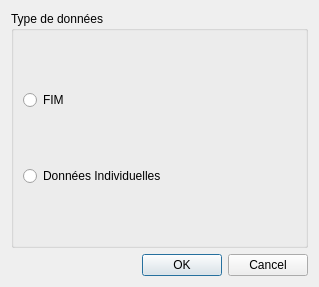
Qt form ceremaso_comptages_dialog_donnees_type.ui (nantodevison/PluginComptages) before a commit.
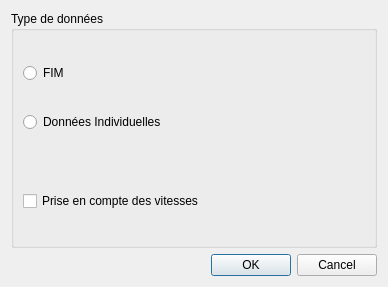
The same form after that commit.

What changed in the file:
```diff
--- a/ceremaso_comptages_dialog_donnees_type.ui
+++ b/ceremaso_comptages_dialog_donnees_type.ui
@@ -6,7 +6,7 @@
    <rect>
     <x>0</x>
     <y>0</y>
-    <width>319</width>
+    <width>388</width>
     <height>287</height>
    </rect>
   </property>
@@ -34,6 +34,29 @@
         </property>
        </widget>
       </item>
+      <item>
+       <spacer name="verticalSpacer">
+        <property name="orientation">
+         <enum>Qt::Vertical</enum>
+        </property>
+        <property name="sizeType">
+         <enum>QSizePolicy::Fixed</enum>
+        </property>
+        <property name="sizeHint" stdset="0">
+         <size>
+          <width>20</width>
+          <height>30</height>
+         </size>
+        </property>
+       </spacer>
+      </item>
+      <item>
+       <widget class="QCheckBox" name="checkBoxVitesse">
+        <property name="text">
+         <string>Prise en compte des vitesses</string>
+        </property>
+       </widget>
+      </item>
      </layout>
     </widget>
    </item>
```
